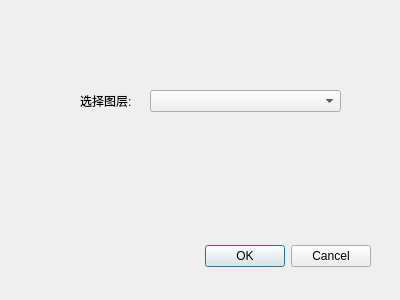
Qt form selectVectorLayer.ui (haocdp/TimeManager) before a commit.
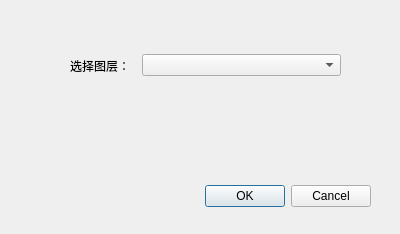
The same form after that commit.

Patch:
```diff
--- a/selectVectorLayer.ui
+++ b/selectVectorLayer.ui
@@ -7,7 +7,7 @@
     <x>0</x>
     <y>0</y>
     <width>400</width>
-    <height>300</height>
+    <height>234</height>
    </rect>
   </property>
   <property name="windowTitle">
@@ -17,7 +17,7 @@
    <property name="geometry">
     <rect>
      <x>30</x>
-     <y>240</y>
+     <y>180</y>
      <width>341</width>
      <height>32</height>
     </rect>
@@ -29,28 +29,30 @@
     <set>QDialogButtonBox::Cancel|QDialogButtonBox::Ok</set>
    </property>
   </widget>
-  <widget class="QLabel" name="label">
+  <widget class="QWidget" name="horizontalLayoutWidget">
    <property name="geometry">
     <rect>
-     <x>80</x>
-     <y>90</y>
-     <width>61</width>
-     <height>21</height>
+     <x>70</x>
+     <y>50</y>
+     <width>271</width>
+     <height>31</height>
     </rect>
    </property>
-   <property name="text">
-    <string>选择图层:</string>
-   </property>
-  </widget>
-  <widget class="QComboBox" name="comboBox">
-   <property name="geometry">
-    <rect>
-     <x>150</x>
-     <y>90</y>
-     <width>191</width>
-     <height>22</height>
-    </rect>
-   </property>
+   <layout class="QHBoxLayout" name="horizontalLayout" stretch="1,3">
+    <item>
+     <widget class="QLabel" name="label">
+      <property name="lineWidth">
+       <number>1</number>
+      </property>
+      <property name="text">
+       <string>选择图层：</string>
+      </property>
+     </widget>
+    </item>
+    <item>
+     <widget class="QComboBox" name="comboBox"/>
+    </item>
+   </layout>
   </widget>
  </widget>
  <resources/>
```
